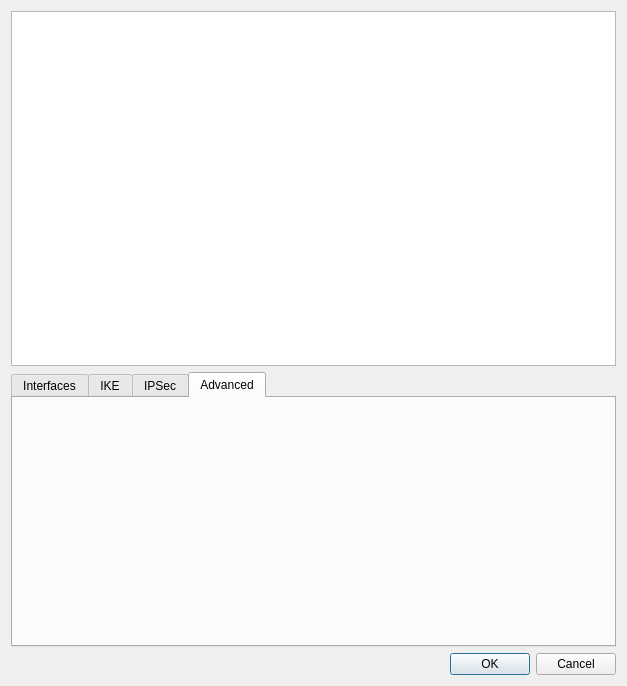
Qt form ui/source/ipsecdialog.ui (mlynekj/graphical-netconf-configurator) before a commit.
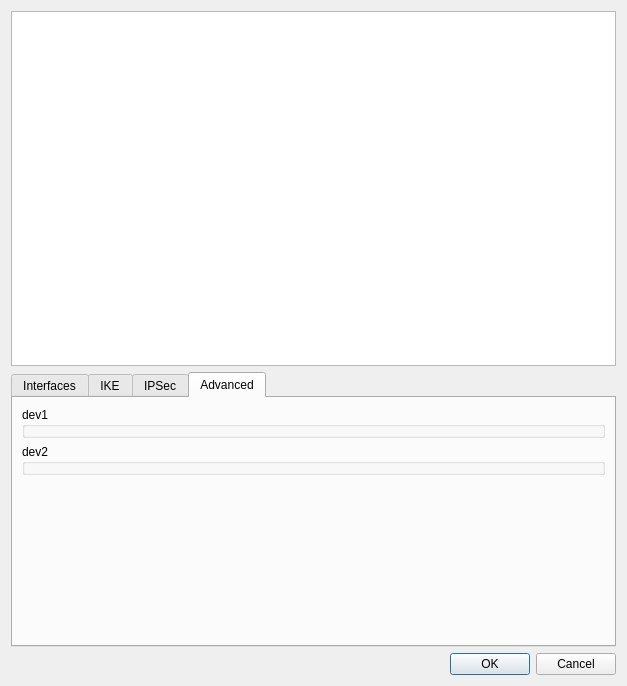
The same form after that commit. The open tabs and pages were chosen to show the change.

Commit message: Cisco IPSEC finished - tested with single tunnel - tested with multiple tunnels on the same WAN interface - tested only Cisco to Cisco

```diff
--- a/ui/source/ipsecdialog.ui
+++ b/ui/source/ipsecdialog.ui
@@ -305,6 +305,35 @@
       <attribute name="title">
        <string>Advanced</string>
       </attribute>
+      <layout class="QVBoxLayout" name="verticalLayout_3">
+       <item>
+        <widget class="QGroupBox" name="dev1_advanced_groupbox">
+         <property name="title">
+          <string>dev1</string>
+         </property>
+        </widget>
+       </item>
+       <item>
+        <widget class="QGroupBox" name="dev2_advanced_groupbox">
+         <property name="title">
+          <string>dev2</string>
+         </property>
+        </widget>
+       </item>
+       <item>
+        <spacer name="verticalSpacer_4">
+         <property name="orientation">
+          <enum>Qt::Orientation::Vertical</enum>
+         </property>
+         <property name="sizeHint" stdset="0">
+          <size>
+           <width>20</width>
+           <height>40</height>
+          </size>
+         </property>
+        </spacer>
+       </item>
+      </layout>
      </widget>
     </widget>
    </item>
```
Left out of the diff: 2 changed lines with no effect on the pictures. The commit also changes 5 other files.
